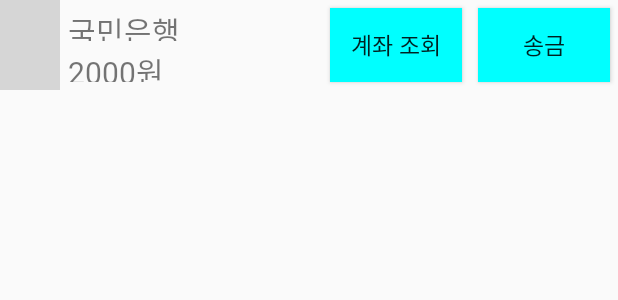
After one commit to chajuseok/Caps, an Android app: the layout account.xml on its own in the app's theme, with its tools: preview values and no code run, on a phone screen of 412 x 824 dp. The commit adds this screen. Shown: the top 300 px of the screen. Run offline under Robolectric (Android 15) with nearby library versions, the phone set to English and light mode, and no system bars; grey boxes are pictures that could not be loaded.

Commit message:
계좌 ui

```diff
--- a/app/src/main/java/com/example/caps/AccountActivity.java
+++ b/app/src/main/java/com/example/caps/AccountActivity.java
@@ -3,6 +3,9 @@
 import androidx.appcompat.app.AppCompatActivity;
 
 import android.os.Bundle;
+import android.view.View;
+import android.widget.Button;
+import android.widget.Toast;
 
 public class AccountActivity extends AppCompatActivity {
 
@@ -10,5 +13,8 @@
     protected void onCreate(Bundle savedInstanceState) {
         super.onCreate(savedInstanceState);
         setContentView(R.layout.activity_account);
+
+
     }
+
 }
--- /dev/null
+++ b/app/src/main/java/com/example/caps/AccountData.java
@@ -0,0 +1,4 @@
+package com.example.caps;
+
+public class AccountData {
+}
--- /dev/null
+++ b/app/src/main/res/layout/account.xml
@@ -0,0 +1,76 @@
+<?xml version="1.0" encoding="utf-8"?>
+<LinearLayout xmlns:android="http://schemas.android.com/apk/res/android"
+    android:layout_width="match_parent"
+    android:orientation="vertical"
+    android:layout_height="wrap_content">
+
+    <LinearLayout
+        android:layout_width="match_parent"
+        android:layout_height="wrap_content"
+        android:orientation="horizontal"
+        android:gravity="center_vertical"
+        android:layout_weight="1" >
+
+        <ImageView
+            android:id="@+id/bank1"
+            android:layout_width="40dp"
+            android:layout_height="60dp"
+            android:layout_marginEnd="5dp"
+            android:src="@drawable/bot" />
+
+        <LinearLayout
+            android:layout_width="0dp"
+            android:layout_weight="1"
+            android:layout_height="match_parent"
+            android:orientation="vertical">
+
+            <TextView
+                android:id="@+id/bankInfo"
+                android:layout_marginTop="5dp"
+                android:layout_width="match_parent"
+                android:fontFamily="@font/fon"
+                android:textSize="20dp"
+                android:layout_height="0dp"
+                android:layout_weight="1"
+                android:text="국민은행" />
+
+            <TextView
+                android:layout_width="match_parent"
+                android:id="@+id/money"
+                android:layout_height="0dp"
+                android:fontFamily="@font/fon"
+                android:textSize="20dp"
+                android:layout_weight="1"
+                android:layout_marginTop="5dp"
+                android:layout_marginBottom="5dp"
+                android:text="2000원"/>
+
+
+        </LinearLayout>
+
+
+        <Button
+            android:layout_width="wrap_content"
+            android:layout_height="match_parent"
+            android:id="@+id/btn1"
+            android:layout_margin="5dp"
+            android:background="#00ffff"
+            android:text="계좌 조회"
+            android:textSize="15dp" />
+
+
+        <Button
+            android:layout_width="wrap_content"
+            android:id="@+id/btn2"
+            android:layout_height="match_parent"
+
+            android:layout_margin="5dp"
+            android:background="#00ffff"
+            android:text="송금"
+            android:textSize="15dp" />
+
+    </LinearLayout>
+
+
+
+</LinearLayout>
```
Also changed, not shown: app/src/main/AndroidManifest.xml (+11 -7 lines), app/src/main/java/com/example/caps/AccountAdapter.java (added, +107 -0 lines), app/src/main/java/com/example/caps/MainActivity3.java (+10 -2 lines), app/src/main/java/com/example/caps/Pay.java (added, +37 -0 lines), app/src/main/java/com/example/caps/PayActivity.java (+74 -0 lines), app/src/main/java/com/example/caps/RecyclerDecoration.java (added, +26 -0 lines), app/src/main/res/layout/activity_pay.xml (+9 -56 lines), 28 other files.
